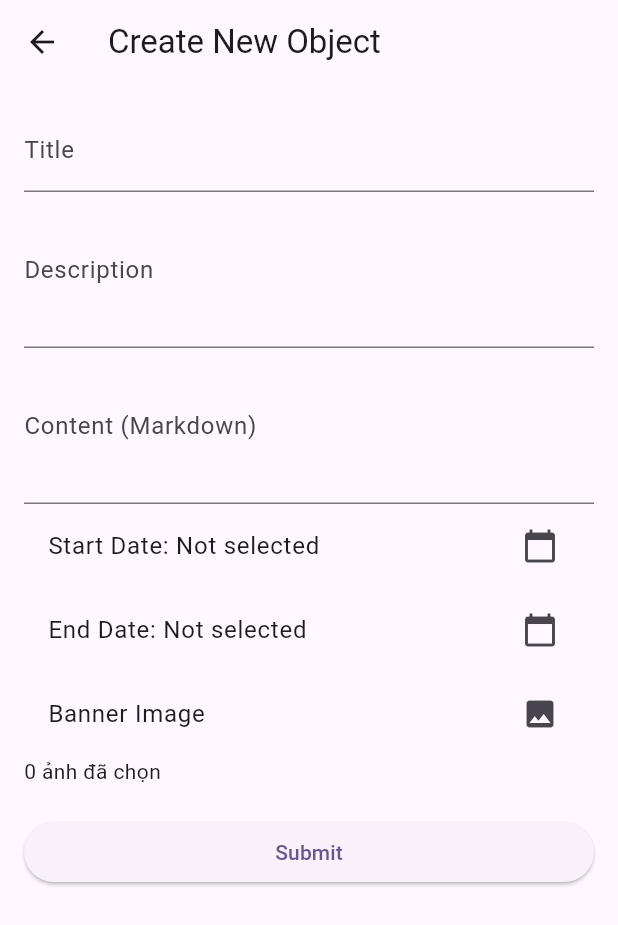
After one commit to synguyencd3/KOXE-Mobile, a Flutter app: the NewPromotion screen opened directly, after a tap on "Banner Image", after a tap on "Submit", on a phone screen of 412 x 824 dp. The commit adds this screen. Shown: the top 925 px of the screen. Run offline on Flutter 3.47's test engine with Material 3 defaults, Android fonts, the phone set to English and light mode, and no system bars; our stand-ins replace badges, carousel_slider, dotted_border, easy_debounce, easy_search_bar, file_picker and 16 more; missing offline and left inert: api_cache_manager, dart:ffi, flutter_facebook_auth, google_geocoding_api, http_retry, zego_uikit_prebuilt_call and 1 more; accounts and stored records are empty; network calls fail; statements that could not run were skipped.

Commit message:
create promotion

```diff
--- a/lib/config.dart
+++ b/lib/config.dart
@@ -152,4 +152,5 @@ static const String accessoryInvoiceAPI = "/buy-accessory";
 
 //Promotion
 static const String promotionAPI = "/promotions";
+static const String salonPromotionAPI = "/promotions/salon";
 }
--- a/lib/main.dart
+++ b/lib/main.dart
@@ -13,6 +13,7 @@ import 'package:mobile/pages/news/promotion.dart';
 import 'package:mobile/pages/permission/Employee_permission.dart';
 import 'package:mobile/pages/process/create_process.dart';
 import 'package:mobile/pages/process/process_list.dart';
+import 'package:mobile/pages/promotions/salon_promotion.dart';
 import 'package:mobile/pages/register.dart';
 import 'package:mobile/pages/main_home.dart';
 import 'package:mobile/pages/salon/new_salon.dart';
@@ -157,6 +158,7 @@ class _MyAppState extends State<MyApp> {
         '/maintaince_invoice_manage' : (context) => MaintainceInvoiceManage(),
         '/promotions' : (context) => PromotionBoard(),
         '/post' : (context) => PostPage(),
+        '/salon_promotion' : (context) =>SAlonPromotionBoard()
       },
     );
   }
--- /dev/null
+++ b/lib/model/promotion_request.dart
@@ -0,0 +1,46 @@
+import 'package:mobile/model/promotion_model.dart';
+
+class PromotionRequest {
+
+  String? title;
+  String? description;
+  String? contentHtml;
+  String? contentMarkdown;
+  String? startDate;
+  String? endDate;
+  List<String>? banner;
+
+  PromotionRequest(
+      {
+        this.title,
+        this.description,
+        this.contentHtml,
+        this.contentMarkdown,
+        this.startDate,
+        this.endDate,
+        this.banner,
+ });
+
+  PromotionRequest.fromJson(Map<String, dynamic> json) {
+
+    title = json['title'];
+    description = json['description'];
+    contentHtml = json['contentHtml'];
+    contentMarkdown = json['contentMarkdown'];
+    startDate = json['startDate'];
+    endDate = json['endDate'];
+    banner = json['banner'].cast<String>();
+  }
+
+  Map<String, dynamic> toJson() {
+    final Map<String, dynamic> data = new Map<String, dynamic>();
+    data['title'] = this.title;
+    data['description'] = this.description;
+    data['contentHtml'] = this.contentHtml;
+    data['contentMarkdown'] = this.contentMarkdown;
+    data['startDate'] = this.startDate;
+    data['endDate'] = this.endDate;
+    data['banner'] = this.banner;
+    return data;
+  }
+}
--- /dev/null
+++ b/lib/pages/promotions/create_promotion.dart
@@ -0,0 +1,157 @@
+import 'dart:io';
+
+import 'package:flutter/material.dart';
+import 'package:flutter/widgets.dart';
+import 'package:image_picker/image_picker.dart';
+import 'package:mobile/model/promotion_request.dart';
+import 'package:mobile/services/promotion_service.dart';
+
+class NewPromotion extends StatefulWidget {
+  @override
+  _NewPromotionState createState() => _NewPromotionState();
+}
+
+class _NewPromotionState extends State<NewPromotion> {
+  final _formKey = GlobalKey<FormState>();
+  final TextEditingController _titleController = TextEditingController();
+  final TextEditingController _descriptionController = TextEditingController();
+  final TextEditingController _contentHtmlController = TextEditingController();
+  final TextEditingController _contentMarkdownController = TextEditingController();
+  DateTime? _startDate;
+  DateTime? _endDate;
+  List<File>? image;
+  List<XFile>? pickedFile;
+  final picker = ImagePicker();
+
+  Future<void> _pickDate(BuildContext context, bool isStartDate) async {
+    final DateTime? pickedDate = await showDatePicker(
+      context: context,
+      initialDate: DateTime.now(),
+      firstDate: DateTime(2000),
+      lastDate: DateTime(2101),
+    );
+    if (pickedDate != null && pickedDate != (isStartDate ? _startDate : _endDate)) {
+      setState(() {
+        if (isStartDate) {
+          _startDate = pickedDate;
+        } else {
+          _endDate = pickedDate;
+        }
+      });
+    }
+  }
+
+  Future<void> pickImage() async {
+    pickedFile =  await picker.pickMultiImage();
+    if (pickedFile !=null) {
+      setState(() {
+        image = pickedFile!.map((e) => File(e.path)).toList();
+      });
+    }
+  }
+
+  void _submitForm() {
+      PromotionRequest promotion = PromotionRequest(
+        title: _titleController.text,
+        description: _descriptionController.text,
+        contentMarkdown: _contentMarkdownController.text,
+        startDate: '${_startDate?.day}/${_startDate?.month}/${_startDate?.year}',
+        endDate: '${_endDate?.day}/${_endDate?.month}/${_endDate?.year}',
+        banner: pickedFile?.map((e) => e.path).toList()
+      );
+      PromotionService.NewPromotion(promotion).then((value) {
+        if (value==true)
+        {
+          ScaffoldMessenger.of(context).showSnackBar(
+              SnackBar(
+                content: Text('Tạo thành công'),
+                backgroundColor: Colors.green,
+              )
+          );
+          Navigator.pop(context);
+        }
+      });
+  }
+
+
+  @override
+  Widget build(BuildContext context) {
+    return Scaffold(
+      appBar: AppBar(
+        title: Text('Create New Object'),
+      ),
+      body: Padding(
+        padding: const EdgeInsets.all(16.0),
+        child: Form(
+          key: _formKey,
+          child: ListView(
+            children: <Widget>[
+              TextFormField(
+                controller: _titleController,
+                decoration: InputDecoration(labelText: 'Title'),
+                validator: (value) {
+                  if (value == null || value.isEmpty) {
+                    return 'Please enter a title';
+                  }
+                  return null;
+                },
+              ),
+              TextFormField(
+                controller: _descriptionController,
+                decoration: InputDecoration(labelText: 'Description'),
+                maxLines: 3,
+                validator: (value) {
+                  if (value == null || value.isEmpty) {
+                    return 'Please enter a description';
+                  }
+                  return null;
+                },
+              ),
+              TextFormField(
+                controller: _contentMarkdownController,
+                decoration: InputDecoration(labelText: 'Content (Markdown)'),
+                maxLines: 3,
+                validator: (value) {
+                  if (value == null || value.isEmpty) {
+                    return 'Please enter Markdown content';
+                  }
+                  return null;
+                },
+              ),
+              ListTile(
+                title: Text(_startDate == null
+                    ? 'Start Date: Not selected'
+                    : 'Start Date: ${_startDate!.toLocal()}'.split(' ')[0]),
+                trailing: Icon(Icons.calendar_today),
+                onTap: () => _pickDate(context, true),
+              ),
+              ListTile(
+                title: Text(_endDate == null
+                    ? 'End Date: Not selected'
+                    : 'End Date: ${_endDate!.toLocal()}'.split(' ')[0]),
+                trailing: Icon(Icons.calendar_today),
+                onTap: () => _pickDate(context, false),
+              ),
+              ListTile(
+                title: Text('Banner Image'),
+                trailing: Icon(Icons.image),
+                onTap: () =>pickImage(),
+              ),
+              Container(
+                  width: double.infinity,
+                  child: pickedFile==null
+                      ? const Text('Vui lòng chọn ảnh')
+                      : Text('${pickedFile!.length} ảnh đã chọn')
+              ),
+              SizedBox(height: 20),
+              ElevatedButton(
+                onPressed: _submitForm,
+                child: Text('Submit'),
+              ),
+            ],
+          ),
+        ),
+      ),
+    );
+  }
+}
--- /dev/null
+++ b/lib/services/promotion_service.dart
@@ -0,0 +1,58 @@
+import 'dart:convert';
+import 'dart:io';
+
+import 'package:http/http.dart' as http;
+import 'package:mobile/model/promotion_request.dart';
+import 'package:mobile/services/news_service.dart';
+import 'package:mobile/services/salon_service.dart';
+import 'package:mobile/services/shared_service.dart';
+
+import '../config.dart';
+import '../model/promotion_model.dart';
+import 'api_service.dart';
+
+class PromotionService {
+  static Future<bool?> NewPromotion(PromotionRequest model) async {
+    await APIService.refreshToken();
+    var LoginInfo = await SharedService.loginDetails();
+    var url = Uri.https(Config.apiURL, Config.promotionAPI);
+    Map<String, String> requestHeaders = {
+      'Content-Type': 'application/json',
+      'Accept': '*/*',
+      'Access-Control-Allow-Origin': "*",
+      HttpHeaders.authorizationHeader: 'Bearer ${LoginInfo?.accessToken}',
+    };
+
+    var param = model.toJson();
+  print(param);
+    var request = http.MultipartRequest("POST", url);
+    request.headers.addAll(requestHeaders);
+    request.fields['title'] = param['title'];
+    request.fields['description'] = param['description'];
+    request.fields['contentHtml'] = "";
+    request.fields['contentMarkdown'] = param['contentMarkdown'];
+    request.fields['startDate'] = param['startDate'];
+    request.fields['endDate'] = param['endDate'];
+
+    if (model.banner != null) {
+      model.banner?.forEach(
+            (element) async {
+          request.files
+              .add(await http.MultipartFile.fromPath("banner", element));
+        },
+      );
+    }
+    var response = await request.send();
+    var responseData = await response.stream.toBytes();
+    var responseString = String.fromCharCodes(responseData);
+    print(responseString);
+    var data = jsonDecode(responseString);
+    if (data['status'] == 'success') return true;
+    return false;
+  }
+
+  static Future<List<Promotion>> getPromotions() async {
+    String salonId = await SalonsService.isSalon();
+    return NewsService.getSalonPromotions(salonId);
+  }
+}
```
Also changed, not shown: lib/pages/manage.dart (+9 -1 lines), lib/pages/promotions/salon_promotion.dart (added, +61 -0 lines), lib/pages/salon/new_salon.dart (+0 -12 lines).
